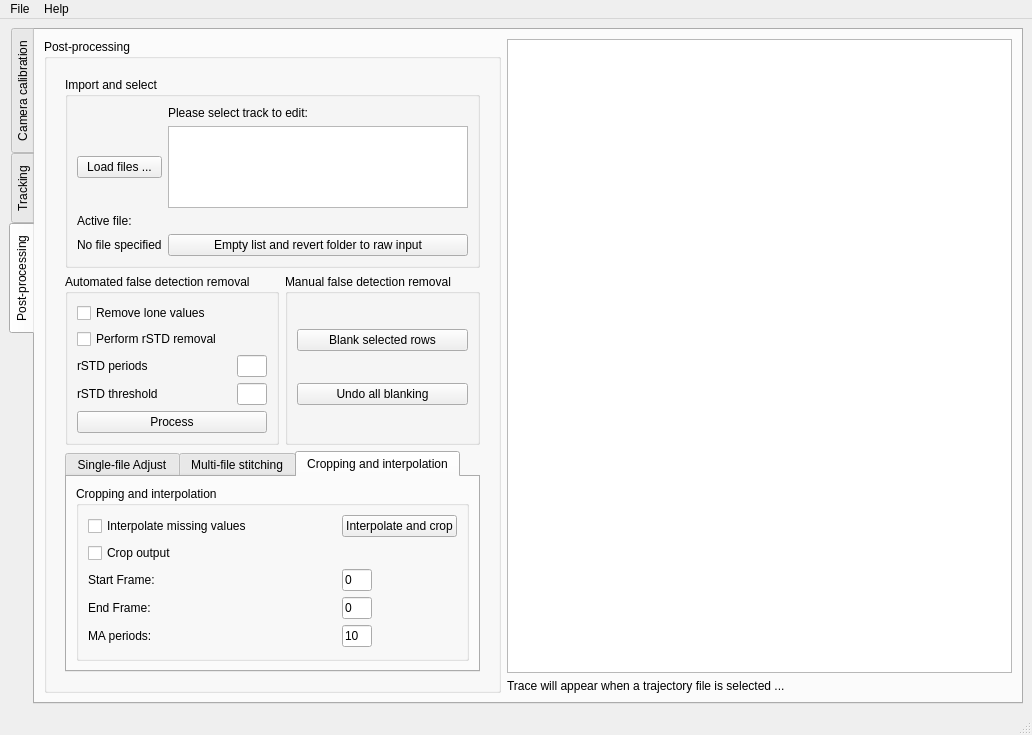
Above: tracker_ui.ui from Fishified/FishTracker before the change. Below: the same form after it.
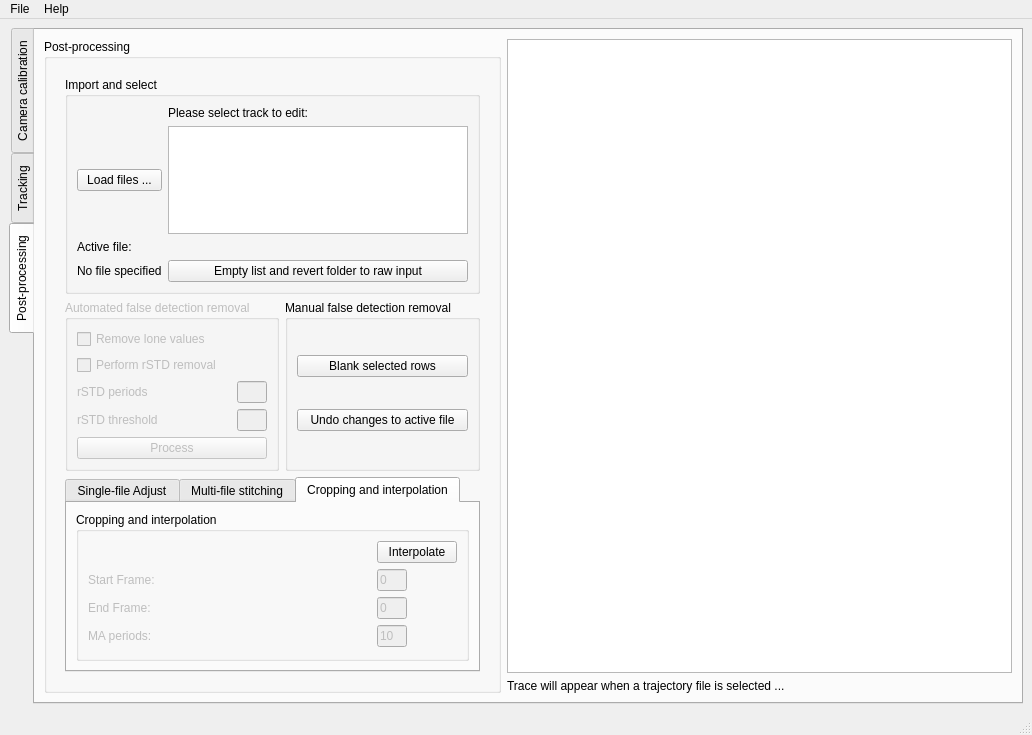
That is the form after the change. The open tabs and pages were chosen to show the change.

```diff
--- a/tracker_ui.ui
+++ b/tracker_ui.ui
@@ -891,7 +891,7 @@
                     <string>Reverts active track back to its orginal state.</string>
                    </property>
                    <property name="text">
-                    <string>Undo all blanking</string>
+                    <string>Undo changes to active file</string>
                    </property>
                   </widget>
                  </item>
@@ -901,7 +901,7 @@
               <item row="3" column="0">
                <widget class="QGroupBox" name="groupBox_16">
                 <property name="enabled">
-                 <bool>true</bool>
+                 <bool>false</bool>
                 </property>
                 <property name="title">
                  <string>Automated false detection removal</string>
@@ -1159,19 +1159,15 @@
                      <item row="1" column="1">
                       <widget class="QPushButton" name="ppInterpolate_B">
                        <property name="text">
-                        <string>Interpolate and crop</string>
+                        <string>Interpolate</string>
                        </property>
                       </widget>
                      </item>
-                     <item row="4" column="0">
-                      <widget class="QCheckBox" name="cropCheckBox_2">
-                       <property name="text">
-                        <string>Crop output</string>
-                       </property>
-                      </widget>
-                     </item>
-                     <item row="5" column="1">
+                     <item row="4" column="1">
                       <widget class="QLineEdit" name="cropstartLineEdit_2">
+                       <property name="enabled">
+                        <bool>false</bool>
+                       </property>
                        <property name="sizePolicy">
                         <sizepolicy hsizetype="Fixed" vsizetype="Fixed">
                          <horstretch>0</horstretch>
@@ -1189,15 +1185,21 @@
                        </property>
                       </widget>
                      </item>
-                     <item row="5" column="0">
+                     <item row="4" column="0">
                       <widget class="QLabel" name="label_22">
+                       <property name="enabled">
+                        <bool>false</bool>
+                       </property>
                        <property name="text">
                         <string>Start Frame:</string>
                        </property>
                       </widget>
                      </item>
-                     <item row="7" column="1">
+                     <item row="6" column="1">
                       <widget class="QLineEdit" name="maLineEdit_2">
+                       <property name="enabled">
+                        <bool>false</bool>
+                       </property>
                        <property name="sizePolicy">
                         <sizepolicy hsizetype="Fixed" vsizetype="Fixed">
                          <horstretch>0</horstretch>
@@ -1218,8 +1220,11 @@
                        </property>
                       </widget>
                      </item>
-                     <item row="7" column="0">
+                     <item row="6" column="0">
                       <widget class="QLabel" name="maLabel_2">
+                       <property name="enabled">
+                        <bool>false</bool>
+                       </property>
                        <property name="text">
                         <string>MA periods:</string>
                        </property>
@@ -1228,8 +1233,11 @@
                        </property>
                       </widget>
                      </item>
-                     <item row="6" column="1">
+                     <item row="5" column="1">
                       <widget class="QLineEdit" name="cropendLineEdit_2">
+                       <property name="enabled">
+                        <bool>false</bool>
+                       </property>
                        <property name="sizePolicy">
                         <sizepolicy hsizetype="Fixed" vsizetype="Fixed">
                          <horstretch>0</horstretch>
@@ -1247,20 +1255,16 @@
                        </property>
                       </widget>
                      </item>
-                     <item row="6" column="0">
+                     <item row="5" column="0">
                       <widget class="QLabel" name="label_23">
+                       <property name="enabled">
+                        <bool>false</bool>
+                       </property>
                        <property name="text">
                         <string>End Frame:</string>
                        </property>
                       </widget>
                      </item>
-                     <item row="1" column="0">
-                      <widget class="QCheckBox" name="interpolateCheckBox_2">
-                       <property name="text">
-                        <string>Interpolate missing values</string>
-                       </property>
-                      </widget>
-                     </item>
                     </layout>
                    </widget>
                   </item>
```
Left out of the diff: 89 changed lines with no effect on the pictures.
